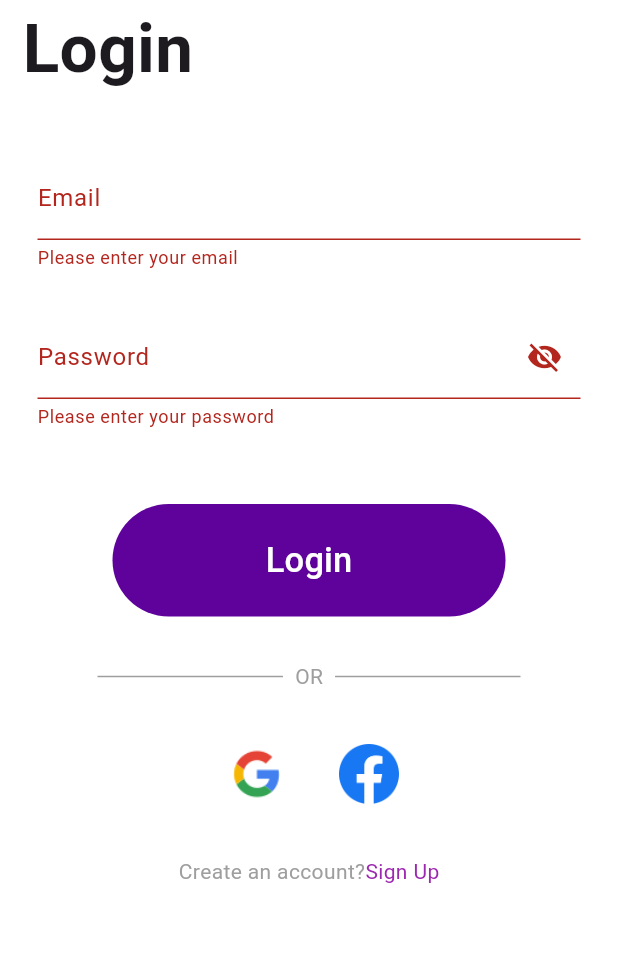
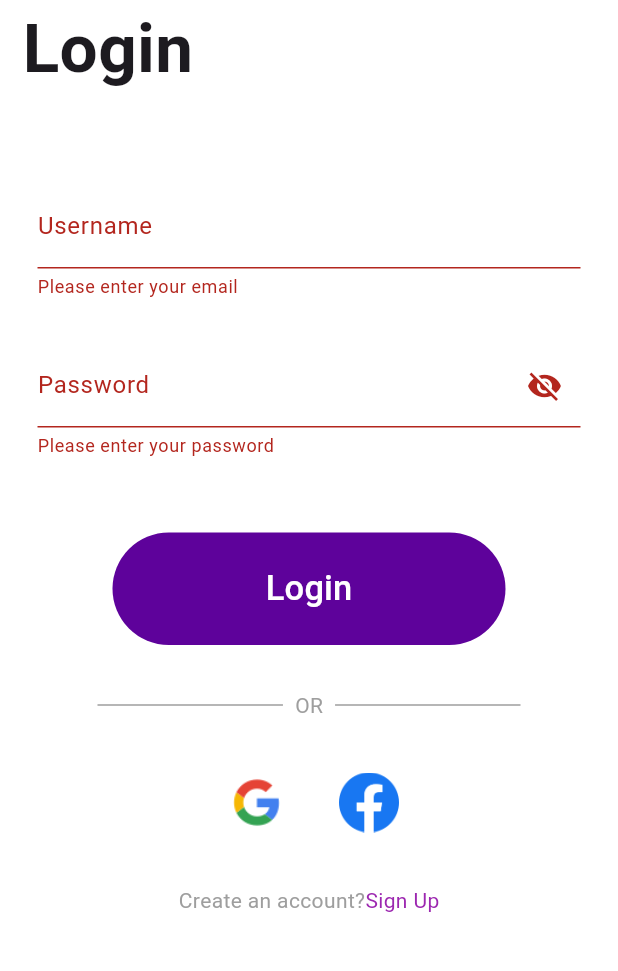
Before and after one commit to MazenAhmed0/Banking-flutter-App, a Flutter app: the LoginPage screen opened directly, after a tap on "Login", on a phone screen of 412 x 824 dp, the part 180-1151 px from its top. Run offline on Flutter 3.47's test engine with Material 3 defaults, Android fonts, the light colour scheme and no system bars; our stand-ins replace fl_chart; network calls fail.

Commit message:
API update => Home page

```diff
--- a/lib/Pages/login_page.dart
+++ b/lib/Pages/login_page.dart
@@ -12,7 +12,8 @@ class LoginPage extends StatefulWidget {
 }
 
 class _LoginScreenState extends State<LoginPage> {
-
+  String loginText = '';
+  Color textColor = Colors.red;
   bool _isPasswordVisible = false;
   final _formKey = GlobalKey<FormState>();
   final TextEditingController _nameController = TextEditingController();
@@ -23,7 +24,6 @@ class _LoginScreenState extends State<LoginPage> {
     if (_formKey.currentState!.validate()) {
       final String name = _nameController.text.toString();
       final String password = _passwordController.text.toString();
-
 
         final response = await http.post(
         Uri.parse('https://ptechapp-5ab6d15ba23c.herokuapp.com/user/authenticate'), // Replace with your API endpoint
@@ -39,13 +39,10 @@ class _LoginScreenState extends State<LoginPage> {
           if (successState == true) {
             Navigator.push(context, MaterialPageRoute(builder: (_) => MyApp(username: userName.toString(),)));
         }else{
-          ScaffoldMessenger.of(context).showSnackBar(
-            const SnackBar(
-              content: Text('Usrname or password is wrong'),
-              duration: Duration(seconds: 2),
-              backgroundColor: Colors.black,
-              ),
-          );
+          setState(() {
+            loginText = 'Username or Password is wrong.';
+            textColor = Colors.red;
+          });
         }
       } else {
         // Handle failed login
@@ -75,10 +72,18 @@ class _LoginScreenState extends State<LoginPage> {
                     key: _formKey,
                     child: Column(
                       children: [
-                       const SizedBox(height: 30,),
+                        Text(
+                          loginText,
+                          style: TextStyle(
+                            fontSize: 20,
+                            color: textColor,
+
+                          ),
+                        ),
+                       const SizedBox(height: 20,),
                         TextFormField(
                            controller: _nameController,
-                          decoration: const InputDecoration(labelText: 'Email'),
+                          decoration: const InputDecoration(labelText: 'Username'),
                           keyboardType: TextInputType.emailAddress,
                           validator: (value) {
                             if (value == null || value.isEmpty) {
@@ -195,6 +200,13 @@ class _LoginScreenState extends State<LoginPage> {
           child: TextButton(
           onPressed: () {
             _login();
+            FocusScope.of(context).unfocus();
+            if (_formKey.currentState!.validate()) {
+                  setState(() {
+                    loginText = 'Processing data ...';
+                    textColor = const Color.fromARGB(255, 94, 2, 155);
+                  });
+                }
           },
           style: TextButton.styleFrom(
             backgroundColor: const Color.fromARGB(255, 94, 2, 155),
--- a/lib/main.dart
+++ b/lib/main.dart
@@ -35,12 +35,20 @@ class MyApp extends StatefulWidget {
 
 class _MyAppState extends State<MyApp> {
    int _selectedIndex = 0;
+   late dynamic userName;
 
-  final List<Widget> _pages = [
-    HomePage(name: '',),
+  late List<Widget> _pages;
+
+  @override
+  void initState() {
+    super.initState();
+    userName = widget.username;
+    _pages = [
+    HomePage(name: userName,),
     const TrasnfersPage(),
     const ReportsPage(),
   ];
+  }
 
 
   void _onItemTapped(int index) {
```
Also changed, not shown: lib/Pages/background.dart (deleted, +0 -44 lines), lib/Pages/home.dart (+38 -27 lines), lib/methods/getUserData.dart (added, +26 -0 lines).
